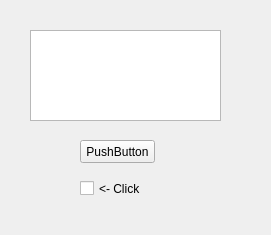
Dowito/Lab_5, file juego.ui: the form before one commit.
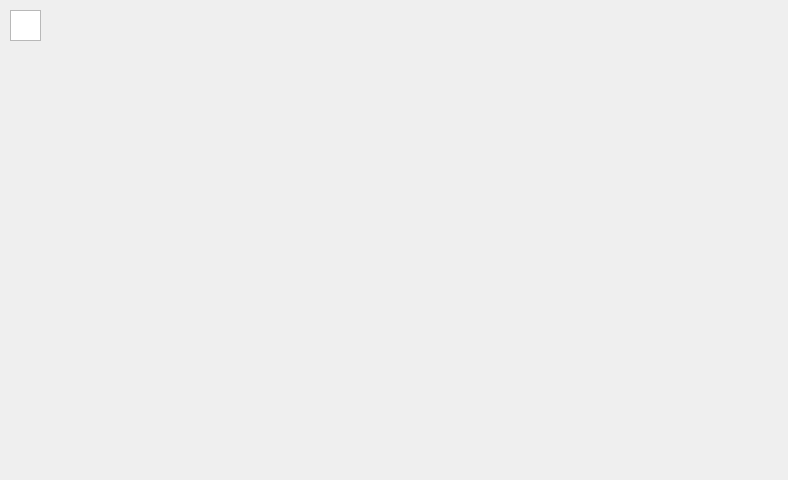
The form after the commit.

Diff of the .ui file:
```diff
--- a/juego.ui
+++ b/juego.ui
@@ -6,53 +6,33 @@
    <rect>
     <x>0</x>
     <y>0</y>
-    <width>271</width>
-    <height>235</height>
+    <width>788</width>
+    <height>480</height>
    </rect>
   </property>
+  <property name="minimumSize">
+   <size>
+    <width>0</width>
+    <height>0</height>
+   </size>
+  </property>
+  <property name="maximumSize">
+   <size>
+    <width>788</width>
+    <height>480</height>
+   </size>
+  </property>
   <property name="windowTitle">
    <string>Juego</string>
   </property>
   <widget class="QWidget" name="centralwidget">
-   <widget class="QPushButton" name="pushButton">
+   <widget class="QGraphicsView" name="display">
     <property name="geometry">
      <rect>
-      <x>80</x>
-      <y>140</y>
-      <width>75</width>
-      <height>23</height>
-     </rect>
-    </property>
-    <property name="text">
-     <string>PushButton</string>
-    </property>
-   </widget>
-   <widget class="QCheckBox" name="checkBox">
-    <property name="geometry">
-     <rect>
-      <x>80</x>
-      <y>180</y>
-      <width>70</width>
-      <height>17</height>
-     </rect>
-    </property>
-    <property name="text">
-     <string>&lt;- Click</string>
-    </property>
-    <property name="checkable">
-     <bool>true</bool>
-    </property>
-    <property name="checked">
-     <bool>false</bool>
-    </property>
-   </widget>
-   <widget class="QTextBrowser" name="textBrowser">
-    <property name="geometry">
-     <rect>
-      <x>30</x>
-      <y>30</y>
-      <width>191</width>
-      <height>91</height>
+      <x>10</x>
+      <y>10</y>
+      <width>31</width>
+      <height>31</height>
      </rect>
     </property>
    </widget>
```
